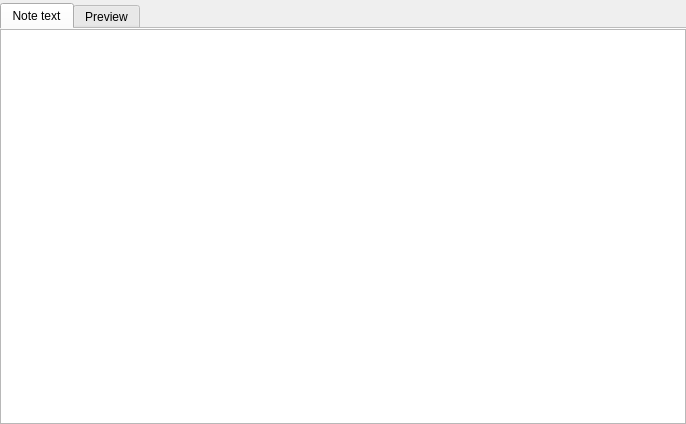
pbek/QOwnNotes, file src/dialogs/notedialog.ui: the form before one commit.
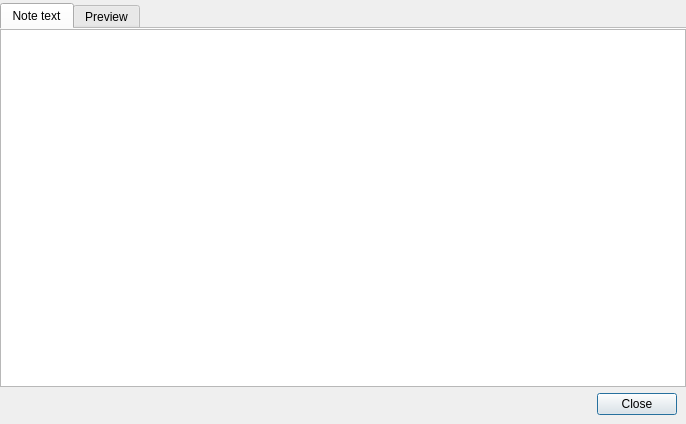
The form after the commit. Custom widgets are drawn as their Qt base class.

Commit message: #3413 note-dialog: add "Reload" and "Jump to note" buttons

```diff
--- a/src/dialogs/notedialog.ui
+++ b/src/dialogs/notedialog.ui
@@ -13,7 +13,10 @@
   <property name="windowTitle">
    <string>Note</string>
   </property>
-  <layout class="QHBoxLayout" name="horizontalLayout">
+  <layout class="QVBoxLayout" name="verticalLayout_main">
+   <property name="spacing">
+    <number>0</number>
+   </property>
    <property name="leftMargin">
     <number>0</number>
    </property>
@@ -118,6 +121,35 @@
      </widget>
     </widget>
    </item>
+   <item>
+    <layout class="QHBoxLayout" name="buttonLayout">
+     <property name="spacing">
+      <number>6</number>
+     </property>
+     <property name="leftMargin">
+      <number>9</number>
+     </property>
+     <property name="topMargin">
+      <number>6</number>
+     </property>
+     <property name="rightMargin">
+      <number>9</number>
+     </property>
+     <property name="bottomMargin">
+      <number>9</number>
+     </property>
+     <item>
+      <widget class="QDialogButtonBox" name="buttonBox">
+       <property name="orientation">
+        <enum>Qt::Horizontal</enum>
+       </property>
+       <property name="standardButtons">
+        <set>QDialogButtonBox::Close</set>
+       </property>
+      </widget>
+     </item>
+    </layout>
+   </item>
   </layout>
  </widget>
  <customwidgets>
```
Left out of the diff: 35 changed lines with no effect on the pictures. The commit also changes 4 other files.
